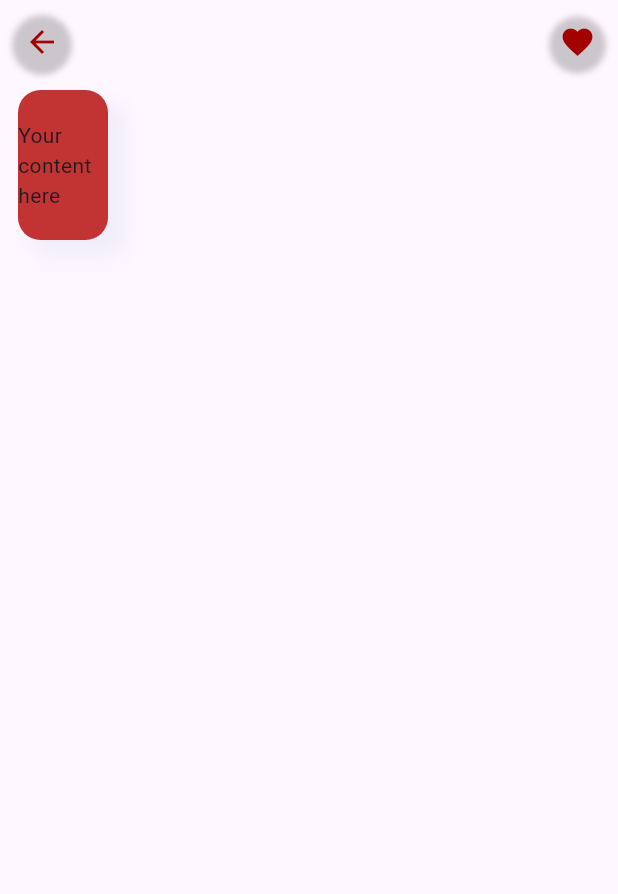
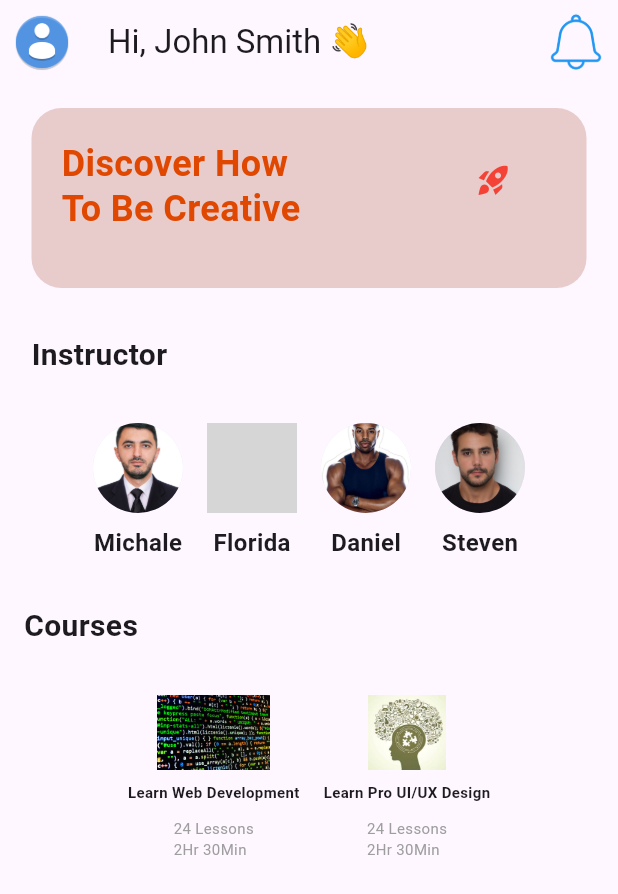
Before and after one commit to behruzergashaliyevvv/my_home_work, a Flutter app: the screen it shows after launch, on a phone screen of 412 x 824 dp. Shown: the top 894 px of the screen. Run offline on Flutter 3.47's test engine with Material 3 defaults, Android fonts, the phone set to English and light mode, and no system bars; grey boxes are pictures that could not be loaded.

Commit message:
rasm qoshdim 2

```diff
--- a/lib/main.dart
+++ b/lib/main.dart
@@ -1,6 +1,6 @@
 import 'package:flutter/material.dart';
 
-void main(List<String> args) {
+void main() {
   runApp(MyApp());
 }
 
@@ -11,80 +11,219 @@ class MyApp extends StatelessWidget {
       debugShowCheckedModeBanner: false,
       home: Scaffold(
         appBar: AppBar(
-          leading: Container(
-            margin: EdgeInsets.all(10),
-            padding: EdgeInsets.all(5),
-            decoration: BoxDecoration(
-              borderRadius: BorderRadius.circular(20),
-              boxShadow: [
-                BoxShadow(
-                  color: Colors.black.withOpacity(0.2),
-                  spreadRadius: 2,
-                  blurRadius: 3,
-                  offset: Offset(0, 2), // changes position of shadow
-                ),
-              ],
-            ),
-            child: Material(
-              color: Colors.transparent,
-              child: InkWell(
-                onTap: () {},
-                child: Icon(Icons.arrow_back,
-                    color: const Color.fromARGB(255, 163, 0, 0)),
-              ),
-            ),
+          leading: IconButton(
+            onPressed: () {},
+            icon: Image.asset("assets/images/avatardefault_92824.png"),
+          ),
+          title: const Text(
+            "Hi, John Smith 👋",
           ),
           actions: [
-            Container(
-              margin: EdgeInsets.all(10),
-              padding: EdgeInsets.all(5),
-              decoration: BoxDecoration(
-                borderRadius: BorderRadius.circular(20),
-                boxShadow: [
-                  BoxShadow(
-                    color: Colors.black.withOpacity(0.2),
-                    spreadRadius: 2,
-                    blurRadius: 3,
-                    offset: Offset(0, 2), // changes position of shadow
-                  ),
-                ],
-              ),
-              child: Material(
-                color: Colors.transparent,
-                child: InkWell(
-                  onTap: () {},
-                  child: Icon(Icons.favorite,
-                      color: const Color.fromARGB(255, 163, 0, 0)),
-                ),
+            IconButton(
+              onPressed: () {},
+              icon: Image.asset(
+                "assets/images/3119338.png",
+                color: Colors.blue,
               ),
             ),
           ],
         ),
-        body: Column(
-          children: [
-            Container(
-              width: 60,
-              height: 100,
-              margin: EdgeInsets.symmetric(horizontal: 12, vertical: 4),
-              decoration: BoxDecoration(
-                color: Color.fromARGB(255, 194, 51, 51),
-                borderRadius: BorderRadius.all(Radius.circular(15)),
-                boxShadow: [
-                  BoxShadow(
-                    color: Color(0xFF1E5EBC).withAlpha(15),
-                    offset: Offset(10, 10),
-                    blurRadius: 10,
-                    spreadRadius: 2.5,
-                  )
+        body: Padding(
+          padding: const EdgeInsets.all(16.0),
+          child: Column(
+            crossAxisAlignment: CrossAxisAlignment.center,
+            children: [
+              Container(
+                width: 370,
+                height: 120,
+                decoration: BoxDecoration(
+                  color: const Color.fromARGB(255, 232, 204, 204),
+                  borderRadius: BorderRadius.circular(20),
+                ),
+                child: const Stack(
+                  children: [
+                    Positioned(
+                      top: 20,
+                      left: 20,
+                      child: Text(
+                        'Discover How',
+                        style: TextStyle(
+                            fontSize: 24,
+                            fontWeight: FontWeight.bold,
+                            color: Color.fromARGB(255, 224, 72, 1)),
+                      ),
+                    ),
+                    Positioned(
+                      top: 50,
+                      left: 20,
+                      child: Text(
+                        'To Be Creative',
+                        style: TextStyle(
+                          fontSize: 24,
+                          fontWeight: FontWeight.bold,
+                          color: Color.fromARGB(255, 224, 72, 1),
+                        ),
+                      ),
+                    ),
+                    Positioned(
+                      bottom: 60,
+                      right: 50,
+                      child: Row(
+                        crossAxisAlignment: CrossAxisAlignment.end,
+                        children: [
+                          Icon(
+                            Icons.rocket_launch,
+                            color: Colors.red,
+                          ),
+                        ],
+                      ),
+                    ),
+                  ],
+                ),
+              ),
+              const SizedBox(
+                height: 30,
+              ),
+              const Row(
+                mainAxisAlignment: MainAxisAlignment.start,
+                // mainAxisSize: MainAxisSize.max,
+                children: [
+                  SizedBox(
+                    width: 5,
+                  ),
+                  Text(
+                    'Instructor',
+                    style: TextStyle(
+                      fontSize: 20.0,
+                      fontWeight: FontWeight.bold,
+                    ),
+                  ),
                 ],
               ),
-              child: Center(
-                child: Text('Your content here'),
+              const SizedBox(height: 16.0),
+              SizedBox(
+                height: 15,
               ),
-            ),
-          ],
+              Row(
+                mainAxisAlignment: MainAxisAlignment.center,
+                mainAxisSize: MainAxisSize.max,
+                children: [
+                  _buildInstructorCard(
+                    imageAsset: 'assets/images/Michael.jpg',
+                    name: 'Michale',
+                  ),
+                  const SizedBox(width: 16.0),
+                  _buildInstructorCard(
+                    imageAsset: 'assets/images/Florida.jpg',
+                    name: 'Florida',
+                  ),
+                  const SizedBox(width: 16.0),
+                  _buildInstructorCard(
+                    imageAsset: 'assets/images/Daniel.jpg',
+                    name: 'Daniel',
+                  ),
+                  const SizedBox(width: 16.0),
+                  _buildInstructorCard(
+                    imageAsset: 'assets/images/Steven.jpg',
+                    name: 'Steven',
+                  ),
+                ],
+              ),
+              SizedBox(
+                height: 30,
+              ),
+              const Row(
+                mainAxisAlignment: MainAxisAlignment.start,
+                children: [
+                  Text(
+                    'Courses',
+                    style: TextStyle(
+                      fontSize: 20.0,
+                      fontWeight: FontWeight.bold,
+                    ),
+                  ),
+                ],
+              ),
+              SizedBox(
+                height: 15,
+              ),
+              const SizedBox(height: 16.0),
+              Expanded(
+                child: Row(
+                  mainAxisAlignment: MainAxisAlignment.center,
+                  children: [
+                    _buildCourseCard(
+                      imageAsset: 'assets/images/kode.jpeg',
+                      title: 'Learn Web Development',
+                      duration: '24 Lessons\n2Hr 30Min',
+                    ),
+                    const SizedBox(width: 16.0),
+                    _buildCourseCard(
+                      imageAsset: 'assets/images/learn.jpeg',
+                      title: 'Learn Pro UI/UX Design',
+                      duration: '24 Lessons\n2Hr 30Min',
+                    ),
+                  ],
+                ),
+              ),
+            ],
+          ),
         ),
       ),
     );
   }
+
+  Widget _buildInstructorCard({
+    required String imageAsset,
+    required String name,
+  }) {
+    return Column(
+      children: [
+        CircleAvatar(
+          radius: 30,
+          backgroundImage: AssetImage(imageAsset),
+        ),
+        const SizedBox(height: 8.0),
+        Text(
+          name,
+          style: const TextStyle(
+            fontSize: 16.0,
+            fontWeight: FontWeight.bold,
+          ),
+        ),
+      ],
+    );
+  }
+
+  Widget _buildCourseCard({
+    required String imageAsset,
+    required String title,
+    required String duration,
+  }) {
+    return Column(
+      crossAxisAlignment: CrossAxisAlignment.center,
+      children: [
+        Image.asset(
+          imageAsset,
+          height: 50,
+        ),
+        const SizedBox(height: 8.0),
+        Text(
+          title,
+          style: const TextStyle(
+            fontSize: 10.0,
+            fontWeight: FontWeight.bold,
+          ),
+        ),
+        const SizedBox(height: 10),
+        Text(
+          duration,
+          style: const TextStyle(
+            fontSize: 10.0,
+            color: Colors.grey,
+          ),
+        ),
+      ],
+    );
+  }
 }
```
Also changed, not shown: 2 other files.
